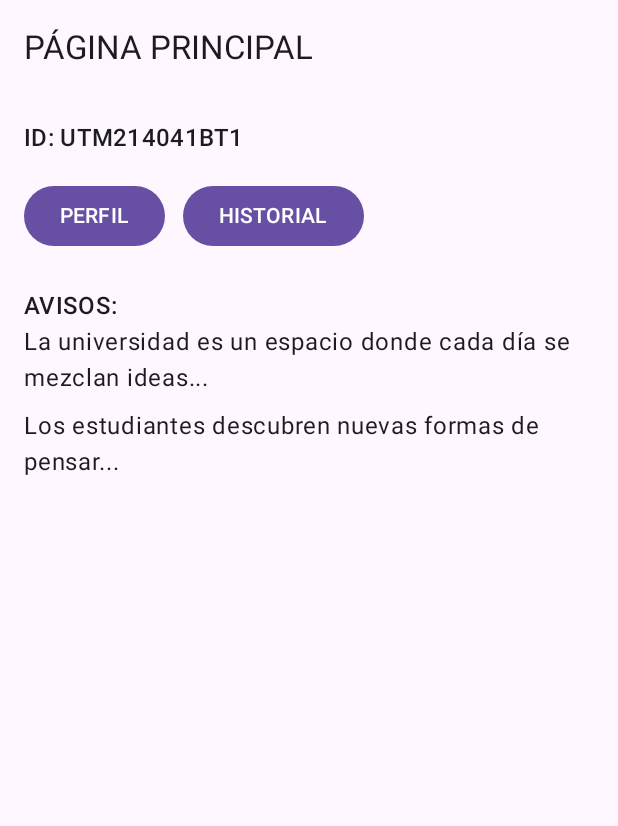
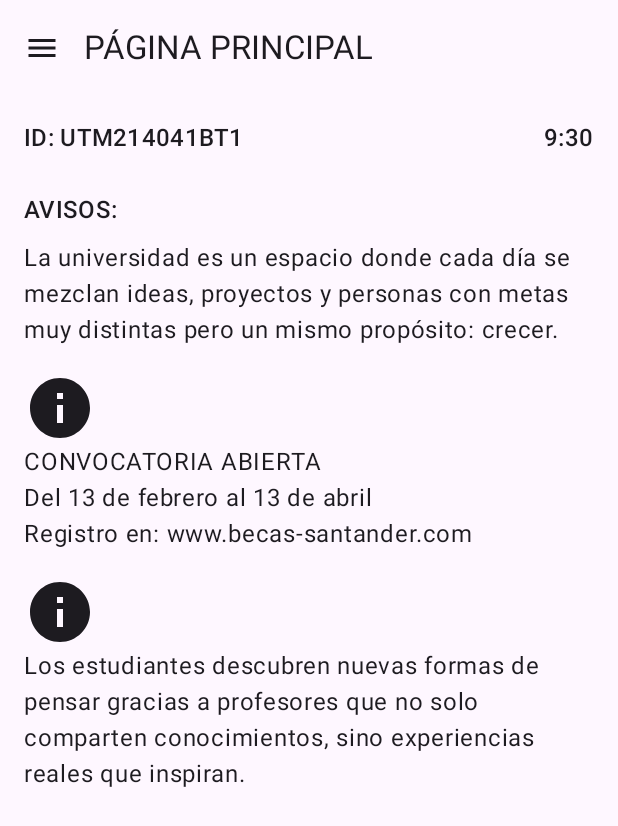
Before and after one commit to GustavoAML/AppSigo, an Android app built with Jetpack Compose: the MainActivity screen opened directly, with no data from a screen before it, on a phone screen of 412 x 824 dp. Shown: the top 826 px of the screen. Run offline under Robolectric (Android 15) with nearby library versions, the phone set to English and light mode, and no system bars.

Commit message:
se agregaron las modificaciones al diseño del menu principal dandole estilo y el acomodo de figma

```diff
--- a/app/src/main/java/com/example/appsigo/ui/main/MainActivity.kt
+++ b/app/src/main/java/com/example/appsigo/ui/main/MainActivity.kt
@@ -3,30 +3,19 @@ package com.example.appsigo.ui.main
 import android.os.Bundle
 import androidx.activity.ComponentActivity
 import androidx.activity.compose.setContent
-import androidx.compose.foundation.layout.Arrangement
-import androidx.compose.foundation.layout.Column
-import androidx.compose.foundation.layout.Row
-import androidx.compose.foundation.layout.Spacer
-import androidx.compose.foundation.layout.fillMaxWidth
-import androidx.compose.foundation.layout.height
-import androidx.compose.foundation.layout.padding
-import androidx.compose.material3.Button
-import androidx.compose.material3.ExperimentalMaterial3Api
-import androidx.compose.material3.MaterialTheme
-import androidx.compose.material3.Scaffold
-import androidx.compose.material3.Text
-import androidx.compose.material3.TopAppBar
-import androidx.compose.runtime.CompositionLocalProvider
-import androidx.compose.runtime.getValue
-import androidx.compose.runtime.mutableStateOf
-import androidx.compose.runtime.remember
-import androidx.compose.runtime.setValue
+import androidx.compose.foundation.layout.*
+import androidx.compose.material.icons.Icons
+import androidx.compose.material.icons.filled.Info
+import androidx.compose.material.icons.filled.Menu
+import androidx.compose.material3.*
+import androidx.compose.runtime.*
 import androidx.compose.ui.Modifier
 import androidx.compose.ui.unit.dp
 import com.example.appsigo.SigoLoginApplication
 import com.example.appsigo.ui.historial.HistorialScreen
 import com.example.appsigo.ui.login.LocalApp
 import com.example.appsigo.ui.perfil.PerfilScreen
+import kotlinx.coroutines.launch
 
 class MainActivity : ComponentActivity() {
     @OptIn(ExperimentalMaterial3Api::class)
@@ -36,24 +25,66 @@ class MainActivity : ComponentActivity() {
             MaterialTheme {
                 CompositionLocalProvider(LocalApp provides application as SigoLoginApplication) {
                     var currentScreen by remember { mutableStateOf("principal") }
+                    val drawerState = rememberDrawerState(initialValue = DrawerValue.Closed)
+                    val scope = rememberCoroutineScope()
 
+                    ModalNavigationDrawer(
+                        drawerState = drawerState,
+                        drawerContent = {
+                            ModalDrawerSheet {
+                                Spacer(Modifier.height(24.dp))
+                                NavigationDrawerItem(
+                                    label = { Text("PRINCIPAL") },
+                                    selected = currentScreen == "principal",
+                                    onClick = {
+                                        currentScreen = "principal"
+                                        scope.launch { drawerState.close() }
+                                    }
+                                )
+                                NavigationDrawerItem(
+                                    label = { Text("PERFIL") },
+                                    selected = currentScreen == "perfil",
+                                    onClick = {
+                                        currentScreen = "perfil"
+                                        scope.launch { drawerState.close() }
+                                    }
+                                )
+                                NavigationDrawerItem(
+                                    label = { Text("HISTORIAL") },
+                                    selected = currentScreen == "historial",
+                                    onClick = {
+                                        currentScreen = "historial"
+                                        scope.launch { drawerState.close() }
+                                    }
+                                )
+                            }
+                        }
+                    ) {
                         Scaffold(
-                        topBar = { TopAppBar(title = { Text("PÁGINA PRINCIPAL") }) }
+                            topBar = {
+                                TopAppBar(
+                                    title = { Text("PÁGINA PRINCIPAL") },
+                                    navigationIcon = {
+                                        IconButton(onClick = {
+                                            scope.launch { drawerState.open() }
+                                        }) {
+                                            Icon(Icons.Default.Menu, contentDescription = "Menú")
+                                        }
+                                    }
+                                )
+                            }
                         ) { padding ->
                             Column(
                                 Modifier
                                     .padding(padding)
                                     .padding(16.dp)
                             ) {
-                            Text("ID: UTM214041BT1", style = MaterialTheme.typography.titleMedium)
-                            Spacer(Modifier.height(16.dp))
-
                                 Row(
                                     Modifier.fillMaxWidth(),
-                                horizontalArrangement = Arrangement.spacedBy(12.dp)
+                                    horizontalArrangement = Arrangement.SpaceBetween
                                 ) {
-                                Button(onClick = { currentScreen = "perfil" }) { Text("PERFIL") }
-                                Button(onClick = { currentScreen = "historial" }) { Text("HISTORIAL") }
+                                    Text("ID: UTM214041BT1", style = MaterialTheme.typography.titleMedium)
+                                    Text("9:30", style = MaterialTheme.typography.titleMedium)
                                 }
 
                                 Spacer(Modifier.height(24.dp))
@@ -63,9 +94,26 @@ class MainActivity : ComponentActivity() {
                                     "historial" -> HistorialScreen(activity = this@MainActivity)
                                     else -> {
                                         Text("AVISOS:", style = MaterialTheme.typography.titleMedium)
-                                    Text("La universidad es un espacio donde cada día se mezclan ideas...")
                                         Spacer(Modifier.height(8.dp))
-                                    Text("Los estudiantes descubren nuevas formas de pensar...")
+                                        Text("La universidad es un espacio donde cada día se mezclan ideas, proyectos y personas con metas muy distintas pero un mismo propósito: crecer.")
+
+                                        Spacer(Modifier.height(16.dp))
+
+                                        Icon(
+                                            imageVector = Icons.Default.Info,
+                                            contentDescription = "Convocatoria",
+                                            modifier = Modifier.size(48.dp)
+                                        )
+                                        Text("CONVOCATORIA ABIERTA\nDel 13 de febrero al 13 de abril\nRegistro en: www.becas-santander.com")
+
+                                        Spacer(Modifier.height(16.dp))
+
+                                        Icon(
+                                            imageVector = Icons.Default.Info,
+                                            contentDescription = "Inspiración",
+                                            modifier = Modifier.size(48.dp)
+                                        )
+                                        Text("Los estudiantes descubren nuevas formas de pensar gracias a profesores que no solo comparten conocimientos, sino experiencias reales que inspiran.")
                                     }
                                 }
                             }
@@ -75,3 +123,4 @@ class MainActivity : ComponentActivity() {
             }
         }
     }
+}
```
Lines whose indentation alone changed are shown as unchanged.
